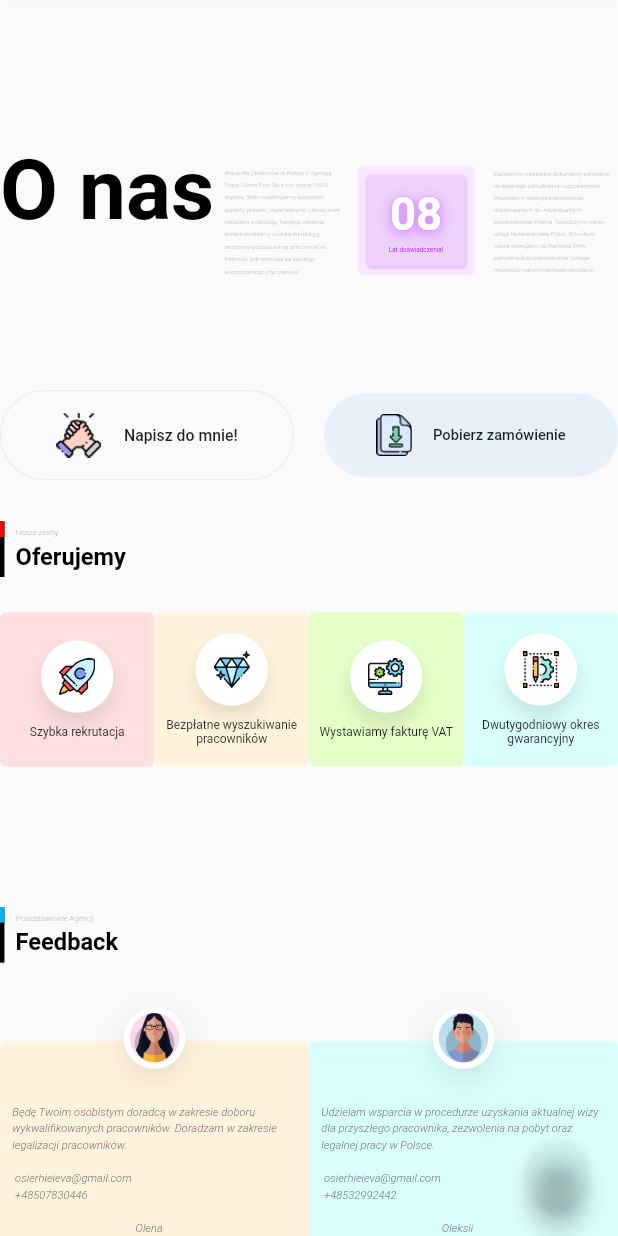
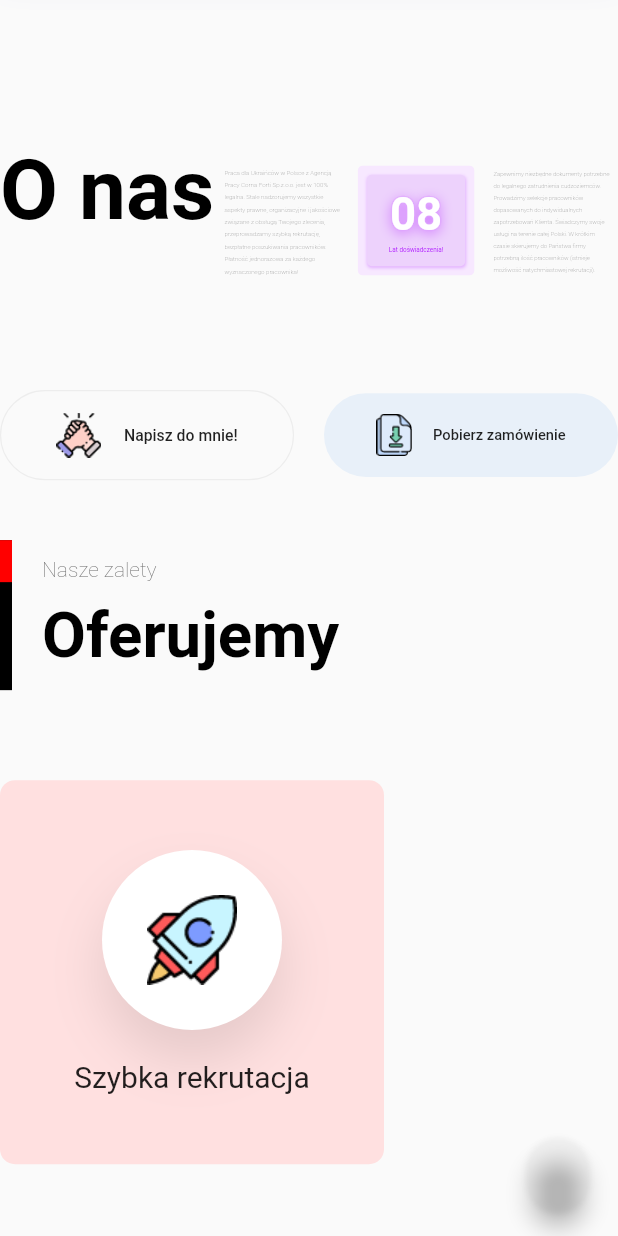
Before and after one commit to SergeevaVeronikaa/iwork, a Flutter app: the screen it shows after launch, scrolled down 576 dp, on a phone screen of 412 x 824 dp. Run offline on Flutter 3.47's test engine with Material 2 defaults, Android fonts, the phone set to English and light mode, and no system bars; our stand-ins replace animated_text_kit; missing offline and left inert: gsheets, kommunicate_flutter; key blocks and very long unbroken strings in the code were emptied for the run.

Commit message:
changes in widgets

```diff
--- a/lib/models/Feedback.dart
+++ b/lib/models/Feedback.dart
@@ -33,8 +33,6 @@ List<Feedback> feedbacks = [
 ];
 
 String review_1 =
-    'Będę Twoim osobistym doradcą w zakresie doboru wykwalifikowanych pracowników. Doradzam w zakresie legalizacji pracowników.\n\n osierhieieva@gmail.com\n +48507830446\n\n                                              Olena';
+    'Będę Twoim osobistym doradcą w zakresie doboru wykwalifikowanych pracowników. Doradzam w zakresie legalizacji pracowników.\n\n osierhieieva@gmail.com\n +48507830446\n\n                                    Olena';
 String review_2 =
-    'Udzielam wsparcia w procedurze uzyskania aktualnej wizy dla przyszłego pracownika, zezwolenia na pobyt oraz legalnej pracy w Polsce.\n\n osierhieieva@gmail.com\n +48532992442\n\n                                             Oleksii';
-String review_3 =
-    'Я підберу для вас вакансію від перевірених працедавців Польщі. Проконсультую з питань оформлення документів\n\n osierhieieva@gmail.com\n +48500735074\n\n                           Вероніка';
+    'Udzielam wsparcia w procedurze uzyskania aktualnej wizy dla przyszłego pracownika, zezwolenia na pobyt oraz legalnej pracy w Polsce.\n\n osierhieieva@gmail.com\n +48532992442\n\n                                   Oleksii';
--- a/lib/sections/feedback/components/feedback_card.dart
+++ b/lib/sections/feedback/components/feedback_card.dart
@@ -37,7 +37,7 @@ class _FeedbackCardState extends State<FeedbackCard> {
           margin: const EdgeInsets.only(top: kDefaultPadding * 3),
           padding: const EdgeInsets.symmetric(horizontal: kDefaultPadding),
           height: 400,
-          width: 500,
+          width: 400,
           decoration: BoxDecoration(
             color: feedbacks[widget.index].color,
             borderRadius: BorderRadius.circular(10),
--- a/lib/sections/feedback/feedback_section.dart
+++ b/lib/sections/feedback/feedback_section.dart
@@ -15,21 +15,20 @@ class FeedbackSection extends StatelessWidget {
       constraints: const BoxConstraints(maxWidth: 1110),
       child: Column(
         children: [
-          const FittedBox(
-            fit: BoxFit.scaleDown,
-            child: SectionTitle(
-              title: "Feedback",
-              subTitle: "Przedstawiciele Agencji",
-              color: Color(0xFF00B1FF),
-            ),
+          const SectionTitle(
+            title: "Feedback",
+            subTitle: "Przedstawiciele Agencji",
+            color: Color(0xFF00B1FF),
           ),
-          const SizedBox(height: kDefaultPadding),
-          Row(
-              mainAxisAlignment: MainAxisAlignment.spaceBetween,
+          const SizedBox(
+              width: 1110,
+              height: kDefaultPadding),
+          Wrap(
+            spacing: kDefaultPadding,
+            runSpacing: kDefaultPadding,
               children: List.generate(
                 feedbacks.length,
-                    (index) => Flexible(
-                        child: FeedbackCard(index: index)),
+                    (index) => FeedbackCard(index: index),
               ),
             ),
         ],
--- a/lib/sections/service/service_section.dart
+++ b/lib/sections/service/service_section.dart
@@ -1,3 +1,4 @@
+import 'package:flutter/cupertino.dart';
 import 'package:flutter/material.dart';
 import 'package:iwork/components/section_title.dart';
 import 'package:iwork/constants.dart';
@@ -15,19 +16,19 @@ class ServiceSection extends StatelessWidget {
       constraints: const BoxConstraints(maxWidth: 1110),
       child: Column(
         children: [
-          const FittedBox(
-            fit: BoxFit.scaleDown,
-            child: SectionTitle(
-              color: Color(0xFFFF0000),
-              title: "Oferujemy",
-              subTitle: "Nasze zalety",
+          const SectionTitle(
+            color: Color(0xFFFF0000),
+            title: "Oferujemy",
+            subTitle: "Nasze zalety",
+          ),
+          SizedBox(
+            width: 1110,
+            child: Wrap(
+              spacing: kDefaultPadding,
+              runSpacing: kDefaultPadding,
+              children: List.generate(
+                  services.length, (index) => ServiceCard(index: index)),
             ),
-          ),
-          Row(
-            mainAxisAlignment: MainAxisAlignment.spaceBetween,
-            children: List.generate(
-                services.length, (index) => Flexible(
-                child: ServiceCard(index: index))),
           )
         ],
       ),
```
Also changed, not shown: lib/sections/contact/contact_section.dart (+4 -7 lines).
